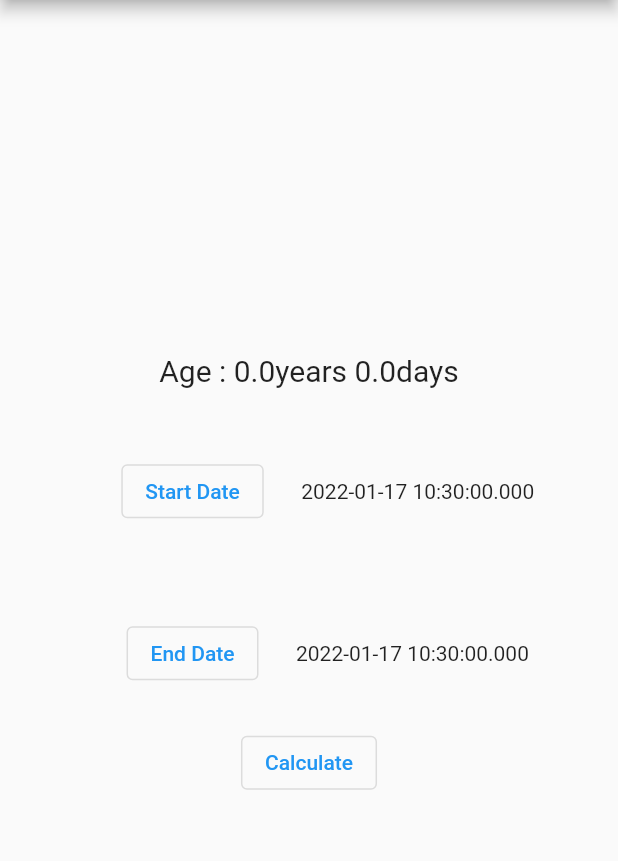
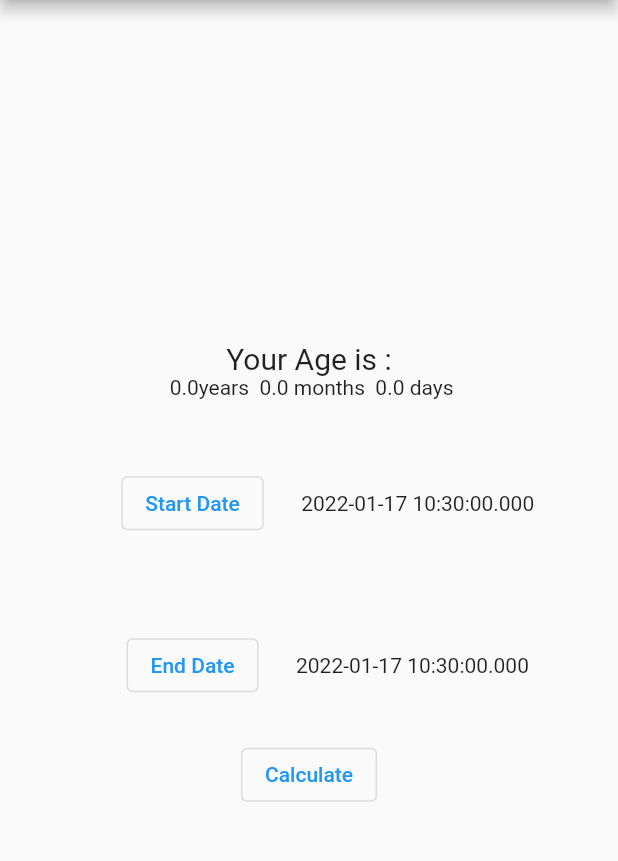
Before and after one commit to CPAD-Gazipur/Age-Calculator, a Flutter app: the screen it shows after launch, on a phone screen of 412 x 824 dp, the part 84-945 px from its top. Run offline on Flutter 3.47's test engine with Material 2 defaults, Android fonts, the phone set to English and light mode, and no system bars; our stand-ins replace get; missing offline and left inert: dart:html, month_calculator.

Commit message:
Initial commit o

```diff
--- a/lib/app/modules/age_calculator/controllers/age_calculator_controller.dart
+++ b/lib/app/modules/age_calculator/controllers/age_calculator_controller.dart
@@ -6,18 +6,24 @@ class AgeCalculatorController extends GetxController {
   final startDate = DateTime.now().obs;
   final endDate = DateTime.now().obs;
 
-  // final sty = DateTime(1).obs;
-  // final endy = DateTime(365).obs;
+  final sty = DateTime(1).obs;
+  final endy = DateTime(365).obs;
+
+  final s = DateTime(1).obs;
+  final e = DateTime(365).obs;
 
   final age = 0.0.obs;
-  final age1 = 0000.0.obs;
+  final age1 = 0.0.obs;
+  final age2 = 0.0.obs;
 
   void calculateAge() {
     var dateRange = DateTimeRange(start: startDate.value, end: endDate.value);
     var months = MonthCalculator.monthsInRange(dateRange).months;
-    // var dayrange = DateTimeRange(start: sty.value, end: endy.value);
-    // var days = MonthCalculator.monthsInRange(dayrange).days;
+    var dayrange = DateTimeRange(start: sty.value, end: endy.value);
+    var days = MonthCalculator.monthsInRange(dayrange).days;
+
     age.value = months / 12;
-    // age1.value = days / 12;
+    age1.value = days / 1;
+    age2.value = months / 1;
   }
 }
--- a/lib/app/modules/age_calculator/views/age_calculator_view.dart
+++ b/lib/app/modules/age_calculator/views/age_calculator_view.dart
@@ -18,11 +18,13 @@ class AgeCalculatorView extends GetView<AgeCalculatorController> {
         child: Column(
           mainAxisAlignment: MainAxisAlignment.center,
           children: [
+            Text(
+              "Your Age is :",
+              style: TextStyle(fontSize: 20),
+            ),
             Obx(
               () => Text(
-                "Age : ${controller.age.value}years ${controller.age1.value}days",
-                style: TextStyle(fontSize: 20),
-              ),
+                  " ${controller.age.value}years  ${controller.age2.value} months  ${controller.age1.value} days"),
             ),
             SizedBox(
               height: 20,
@@ -51,6 +53,8 @@ class AgeCalculatorView extends GetView<AgeCalculatorController> {
                             ),
                           );
                           controller.startDate.value = date!;
+                          controller.sty.value = date;
+                          controller.s.value = date;
                         },
                       ),
                     ),
@@ -83,6 +87,8 @@ class AgeCalculatorView extends GetView<AgeCalculatorController> {
                             ),
                           );
                           controller.endDate.value = date!;
+                          controller.endy.value = date;
+                          controller.s.value = date;
                         },
                       ),
                     ),
```
Also changed, not shown: lib/app/modules/home/views/home_view.dart (+27 -27 lines).
